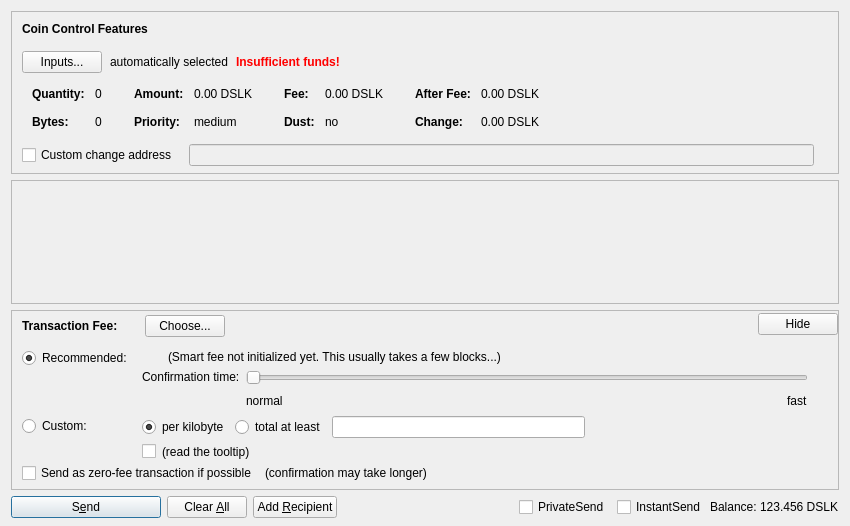
Old version of the form src/qt/forms/sendcoinsdialog.ui in the repository duality-solutions/Dynamic.
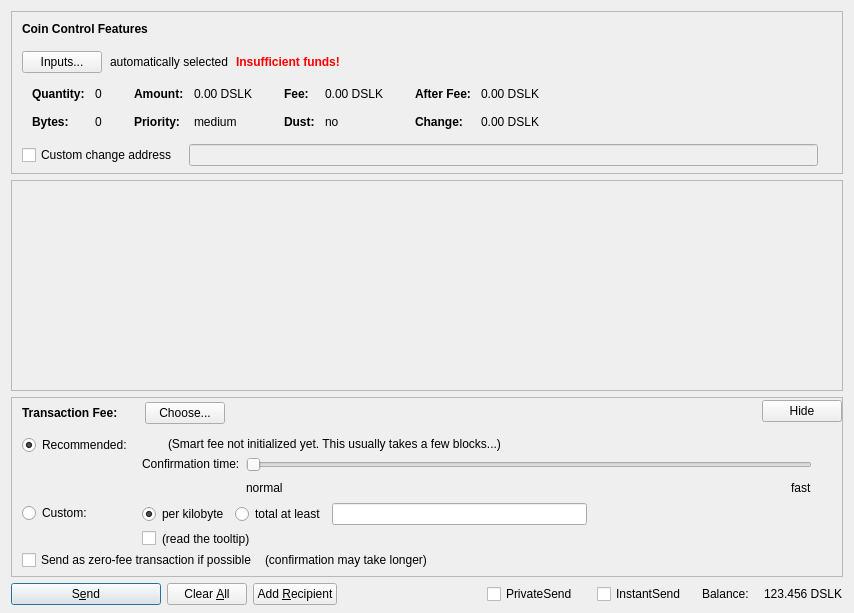
New version of the form. Custom widgets are drawn as their Qt base class.

Commit message: Fix Tightly Bunched Buttons on Send Tab

What changed in the file:
```diff
--- a/src/qt/forms/sendcoinsdialog.ui
+++ b/src/qt/forms/sendcoinsdialog.ui
@@ -6,8 +6,8 @@
    <rect>
     <x>0</x>
     <y>0</y>
-    <width>850</width>
-    <height>526</height>
+    <width>854</width>
+    <height>613</height>
    </rect>
   </property>
   <property name="windowTitle">
@@ -616,8 +616,8 @@
        <rect>
         <x>0</x>
         <y>0</y>
-        <width>830</width>
-        <height>69</height>
+        <width>828</width>
+        <height>77</height>
        </rect>
       </property>
       <layout class="QVBoxLayout" name="verticalLayout_2" stretch="0,1">
@@ -1313,7 +1313,7 @@
      <item>
       <layout class="QHBoxLayout" name="horizontalLayout_2">
        <property name="spacing">
-        <number>3</number>
+        <number>15</number>
        </property>
        <item>
         <widget class="QCheckBox" name="checkUsePrivateSend">
```
